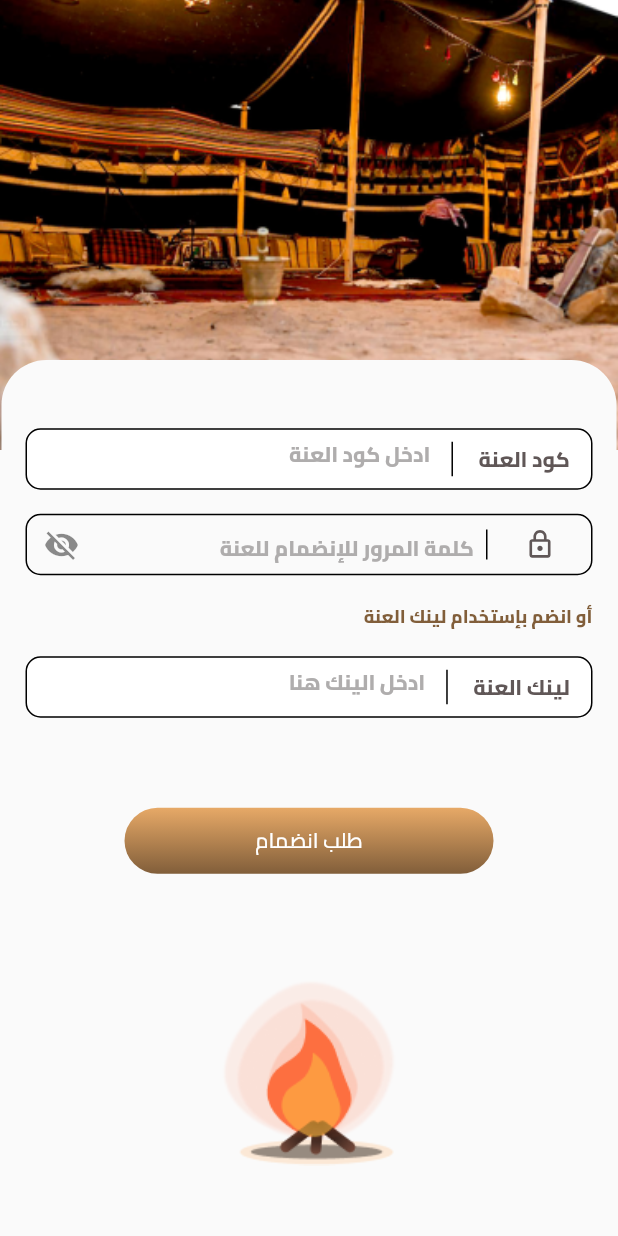
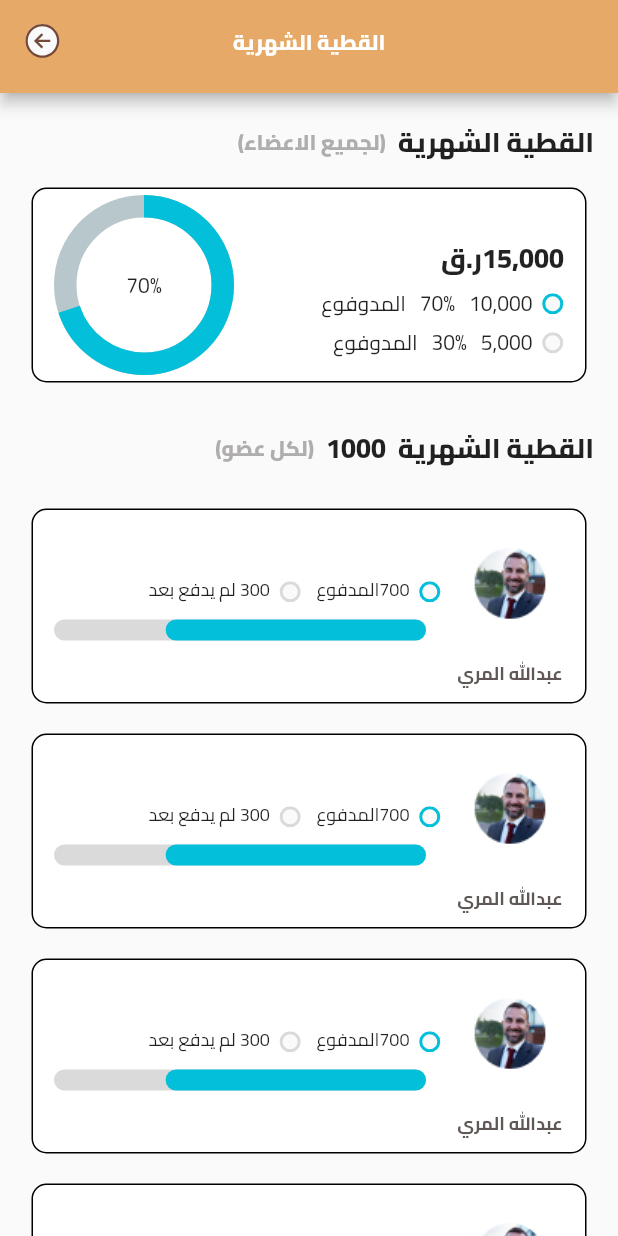
Before and after one commit to HossamBassem/al_anna, a Flutter app: the screen it shows after launch, on a phone screen of 412 x 824 dp. Run offline on Flutter 3.47's test engine with Material 2 defaults, Android fonts, the phone set to English and light mode, and no system bars; drawn by our look-alikes of percent_indicator; our stand-ins replace country_code_picker, flutter_svg, pin_code_fields; project files that could hold a hidden picture were left out.

Commit message:
add Annual Qatia Screen & Monthly Qatia Screen

```diff
--- /dev/null
+++ b/lib/CustomCard.dart
@@ -0,0 +1,91 @@
+import 'package:flutter/material.dart';
+import 'package:flutter_svg/flutter_svg.dart';
+import 'package:percent_indicator/percent_indicator.dart';
+
+class CustomCard extends StatelessWidget {
+  const CustomCard(
+      {super.key,
+      required this.circlerPercentColor,
+      required this.totalPaid,
+      required this.paid,
+      required this.percent,
+      required this.ovalPaid,
+      required this.remaining,
+      required this.remainingPercent});
+  final Color circlerPercentColor;
+  final String totalPaid;
+  final String paid;
+  final String percent;
+  final SvgPicture ovalPaid;
+  final String remaining;
+
+  final String remainingPercent;
+  @override
+  Widget build(BuildContext context) {
+    return Padding(
+      padding: const EdgeInsets.symmetric(horizontal: 5),
+      child: Container(
+        decoration: BoxDecoration(
+          color: Colors.white,
+          borderRadius: BorderRadius.circular(10),
+          border: Border.all(width: 1, color: Colors.black),
+        ),
+        child: Card(
+          elevation: 0,
+          child: Padding(
+            padding: const EdgeInsets.symmetric(horizontal: 10),
+            child: Row(
+              mainAxisAlignment: MainAxisAlignment.spaceBetween,
+              children: [
+                Padding(
+                  padding: const EdgeInsets.only(top: 17),
+                  child: Column(
+                    crossAxisAlignment: CrossAxisAlignment.start,
+                    children: [
+                      Text(
+                        '$totalPaid' + 'ر.ق',
+                        style: TextStyle(
+                          fontWeight: FontWeight.w800,
+                          fontSize: 18,
+                        ),
+                      ),
+                      Row(
+                        children: [
+                          ovalPaid,
+                          SizedBox(width: 6),
+                          Text('$paid' + '   ' + '$percent' + '   المدوفوع   '),
+                        ],
+                      ),
+                      Row(
+                        children: [
+                          SvgPicture.asset('assets/images/Oval (1).svg'),
+                          SizedBox(width: 6),
+                          Text('$remaining' +
+                              '   ' +
+                              '$remainingPercent' +
+                              '   المدوفوع   '),
+                        ],
+                      ),
+                    ],
+                  ),
+                ),
+                SizedBox(
+                  height: 120,
+                  width: 120,
+                  child: CircularPercentIndicator(
+                    animateFromLastPercent: true,
+                    radius: 60.0,
+                    lineWidth: 15.0,
+                    percent: 0.7,
+                    center: Text("70%"),
+                    progressColor: circlerPercentColor,
+                  ),
+                ),
+              ],
+            ),
+          ),
+        ),
+      ),
+    );
+  }
+}
--- /dev/null
+++ b/lib/MemberCard.dart
@@ -0,0 +1,106 @@
+import 'package:flutter/material.dart';
+import 'package:flutter_svg/flutter_svg.dart';
+import 'package:percent_indicator/percent_indicator.dart';
+
+class MemberCard extends StatelessWidget {
+  final Color linearPercentColor;
+  final String paid;
+  final String remaining;
+  final SvgPicture ovalPaid;
+
+  const MemberCard(
+      {super.key,
+      required this.linearPercentColor,
+      required this.paid,
+      required this.remaining,
+      required this.ovalPaid});
+  @override
+  Widget build(BuildContext context) {
+    return Padding(
+      padding: const EdgeInsets.symmetric(horizontal: 5, vertical: 10),
+      child: Container(
+        decoration: BoxDecoration(
+          color: Colors.white,
+          borderRadius: BorderRadius.circular(10),
+          border: Border.all(width: 1, color: Colors.black),
+        ),
+        child: Card(
+          elevation: 0,
+          child: Row(
+            children: [
+              Container(
+                width: 92,
+                height: 120,
+                child: Column(
+                  mainAxisAlignment: MainAxisAlignment.center,
+                  crossAxisAlignment: CrossAxisAlignment.center,
+                  children: [
+                    CircleAvatar(
+                      foregroundColor: Colors.transparent,
+                      backgroundColor: Colors.transparent,
+                      radius: 40,
+                      child: Image.asset('assets/images/Ellipse 5 (1).jpg'),
+                    ),
+                    const SizedBox(height: 8),
+                    const Text(
+                      'عبدالله المري',
+                      style: TextStyle(
+                        fontSize: 12,
+                        fontWeight: FontWeight.w700,
+                        color: Color(0xff605757),
+                      ),
+                    )
+                  ],
+                ),
+              ),
+              Expanded(
+                child: Padding(
+                  padding: const EdgeInsets.symmetric(horizontal: 0),
+                  child: Column(
+                    mainAxisAlignment: MainAxisAlignment.center,
+                    crossAxisAlignment: CrossAxisAlignment.start,
+                    children: [
+                      Row(
+                        children: [
+                          Padding(
+                            padding: const EdgeInsets.only(top: 5),
+                            child: ovalPaid,
+                          ),
+                          const SizedBox(width: 6),
+                          Text(
+                            '$paid' + 'المدفوع',
+                            style: TextStyle(fontSize: 12),
+                          ),
+                          const SizedBox(width: 10),
+                          Padding(
+                            padding: const EdgeInsets.only(top: 5),
+                            child:
+                                SvgPicture.asset('assets/images/Oval (1).svg'),
+                          ),
+                          const SizedBox(width: 6),
+                          Text(
+                            '$remaining ' + 'لم يدفع بعد',
+                            style: TextStyle(fontSize: 12),
+                          ),
+                        ],
+                      ),
+                      const SizedBox(height: 10),
+                      LinearPercentIndicator(
+                        barRadius: const Radius.circular(20),
+                        isRTL: true,
+                        lineHeight: 14.0,
+                        percent: 0.7,
+                        backgroundColor: Color(0xffDADADA),
+                        progressColor: linearPercentColor,
+                      ),
+                    ],
+                  ),
+                ),
+              ),
+            ],
+          ),
+        ),
+      ),
+    );
+  }
+}
--- /dev/null
+++ b/lib/Screens/AnnualQatia.dart
@@ -0,0 +1,108 @@
+import 'package:al_anna/CustomCard.dart';
+import 'package:al_anna/MemberCard.dart';
+import 'package:flutter/material.dart';
+import 'package:flutter_svg/flutter_svg.dart';
+
+class AnnualQatia extends StatelessWidget {
+  @override
+  Widget build(BuildContext context) {
+    return Scaffold(
+      appBar: PreferredSize(
+        preferredSize: const Size.fromHeight(62),
+        child: Directionality(
+          textDirection: TextDirection.ltr,
+          child: AppBar(
+            automaticallyImplyLeading: true,
+            leading: IconButton(
+              icon: SvgPicture.asset(
+                  'assets/images/fluent-mdl2_navigate-back-mirrored.svg'),
+              onPressed: () {},
+            ),
+            title: const Text(
+              'القطية السنوية',
+              textDirection: TextDirection.rtl,
+              style: TextStyle(fontSize: 14, fontWeight: FontWeight.w800),
+            ),
+            backgroundColor: const Color(0xffE7A967),
+            centerTitle: true,
+          ),
+        ),
+      ),
+      body: ListView(
+        padding: EdgeInsets.all(16.0),
+        children: [
+          Row(
+            children: [
+              Text(
+                'القطية السنوية',
+                style: TextStyle(fontWeight: FontWeight.w800, fontSize: 18),
+              ),
+              SizedBox(
+                width: 8,
+              ),
+              Text(
+                '(لجميع الاعضاء)',
+                style: TextStyle(
+                  fontSize: 14,
+                  fontWeight: FontWeight.w800,
+                  color: Color(0xffAFADAD),
+                ),
+              ),
+            ],
+          ),
+          SizedBox(
+            height: 13,
+          ),
+          CustomCard(
+              circlerPercentColor: Color(0xffFFA84A),
+              totalPaid: '180,000',
+              paid: '126,000',
+              percent: '70%',
+              ovalPaid: SvgPicture.asset('assets/images/Oval.svg'),
+              remaining: '54,000',
+              remainingPercent: '30%'),
+          SizedBox(
+            height: 27,
+          ),
+          Row(
+            children: [
+              Text(
+                'القطية السنوية',
+                style: TextStyle(fontWeight: FontWeight.w800, fontSize: 18),
+              ),
+              SizedBox(
+                width: 8,
+              ),
+              Text(
+                'القطية السنوية',
+                style: TextStyle(fontWeight: FontWeight.w800, fontSize: 18),
+              ),
+              SizedBox(
+                width: 8,
+              ),
+              Text(
+                '(لكل عضو)',
+                style: TextStyle(
+                  fontSize: 14,
+                  fontWeight: FontWeight.w800,
+                  color: Color(0xffAFADAD),
+                ),
+              ),
+            ],
+          ),
+          SizedBox(
+            height: 13,
+          ),
+          ...List.generate(
+              10,
+              (index) => MemberCard(
+                    linearPercentColor: Color(0xffFFA84A),
+                    paid: '7000',
+                    remaining: '5000',
+                    ovalPaid: SvgPicture.asset('assets/images/Oval.svg'),
+                  )),
+        ],
+      ),
+    );
+  }
+}
--- /dev/null
+++ b/lib/Screens/MonthlyQatia.dart
@@ -0,0 +1,108 @@
+import 'package:al_anna/CustomCard.dart';
+import 'package:al_anna/MemberCard.dart';
+import 'package:flutter/material.dart';
+import 'package:flutter_svg/flutter_svg.dart';
+
+class MonthlyQatia extends StatelessWidget {
+  @override
+  Widget build(BuildContext context) {
+    return Scaffold(
+      appBar: PreferredSize(
+        preferredSize: const Size.fromHeight(62),
+        child: Directionality(
+          textDirection: TextDirection.ltr,
+          child: AppBar(
+            automaticallyImplyLeading: true,
+            leading: IconButton(
+              icon: SvgPicture.asset(
+                  'assets/images/fluent-mdl2_navigate-back-mirrored.svg'),
+              onPressed: () {},
+            ),
+            title: const Text(
+              'القطية الشهرية',
+              textDirection: TextDirection.rtl,
+              style: TextStyle(fontSize: 14, fontWeight: FontWeight.w800),
+            ),
+            backgroundColor: const Color(0xffE7A967),
+            centerTitle: true,
+          ),
+        ),
+      ),
+      body: ListView(
+        padding: EdgeInsets.all(16.0),
+        children: [
+          Row(
+            children: [
+              Text(
+                'القطية الشهرية',
+                style: TextStyle(fontWeight: FontWeight.w800, fontSize: 18),
+              ),
+              SizedBox(
+                width: 8,
+              ),
+              Text(
+                '(لجميع الاعضاء)',
+                style: TextStyle(
+                  fontSize: 14,
+                  fontWeight: FontWeight.w800,
+                  color: Color(0xffAFADAD),
+                ),
+              ),
+            ],
+          ),
+          SizedBox(
+            height: 13,
+          ),
+          CustomCard(
+              circlerPercentColor: Color(0xff04BFDA),
+              totalPaid: '15,000',
+              paid: '10,000',
+              percent: '70%',
+              ovalPaid: SvgPicture.asset('assets/images/Oval (2).svg'),
+              remaining: '5,000',
+              remainingPercent: '30%'),
+          SizedBox(
+            height: 27,
+          ),
+          Row(
+            children: [
+              Text(
+                'القطية الشهرية',
+                style: TextStyle(fontWeight: FontWeight.w800, fontSize: 18),
+              ),
+              SizedBox(
+                width: 8,
+              ),
+              Text(
+                '1000',
+                style: TextStyle(fontWeight: FontWeight.w800, fontSize: 18),
+              ),
+              SizedBox(
+                width: 8,
+              ),
+              Text(
+                '(لكل عضو)',
+                style: TextStyle(
+                  fontSize: 14,
+                  fontWeight: FontWeight.w800,
+                  color: Color(0xffAFADAD),
+                ),
+              ),
+            ],
+          ),
+          SizedBox(
+            height: 13,
+          ),
+          ...List.generate(
+              10,
+              (index) => MemberCard(
+                    linearPercentColor: Color(0xff04BFDA),
+                    paid: '700',
+                    remaining: '300',
+                    ovalPaid: SvgPicture.asset('assets/images/Oval (2).svg'),
+                  )),
+        ],
+      ),
+    );
+  }
+}
--- /dev/null
+++ b/lib/Screens/Temp.dart
@@ -0,0 +1,23 @@
+import 'package:flutter/material.dart';
+import 'package:percent_indicator/circular_percent_indicator.dart';
+
+class Temp extends StatelessWidget {
+  @override
+  Widget build(BuildContext context) {
+    // TODO: implement build
+    return Scaffold(
+      body: SizedBox(
+        width: 120,
+        height: 120,
+        child: CircularPercentIndicator(
+          animateFromLastPercent: true,
+          radius: 60.0,
+          lineWidth: 15.0,
+          percent: 0.7,
+          center: new Text("70%"),
+          progressColor: Color(0xffFDA244),
+        ),
+      ),
+    );
+  }
+}
--- a/lib/main.dart
+++ b/lib/main.dart
@@ -1,6 +1,9 @@
 import 'package:al_anna/CircleAvatar.dart';
+import 'package:al_anna/CustomCard.dart';
+import 'package:al_anna/Screens/AnnualQatia.dart';
 import 'package:al_anna/Screens/CreateNewAnna.dart';
 import 'package:al_anna/Screens/JoinAnna.dart';
+import 'package:al_anna/Screens/MonthlyQatia.dart';
 import 'package:al_anna/Screens/OtpScreen.dart';
 import 'package:al_anna/Screens/PasswordReset.dart';
 import 'package:al_anna/Screens/RequestSentDialog.dart';
@@ -39,7 +42,7 @@ class MyApp extends StatelessWidget {
         // is not restarted.
         primarySwatch: Colors.blue,
       ),
-      home: JoinAnna(),
+      home: MonthlyQatia(),
       builder: (context, child) {
         return Directionality(textDirection: TextDirection.rtl, child: child!);
       },
--- a/pubspec.yaml
+++ b/pubspec.yaml
@@ -42,6 +42,7 @@ dependencies:
 
 
   flutter_svg: ^2.0.5
+  percent_indicator: ^4.2.3
 
 dev_dependencies:
   flutter_test:
```
Also changed, not shown: assets/images/Ellipse 5 (1).jpg (added), assets/images/Ellipse 5 (1).svg (added), assets/images/Ellipse 5.png (added), assets/images/Oval (1).svg (added), assets/images/Oval (2).svg (added), assets/images/Oval.svg (added), pubspec.lock.
